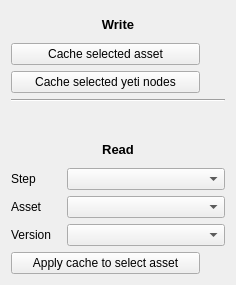
This is scripts/maya_psyhive/tools/yeti/yeti_cache_tools.ui in Psyop/psyhive as Qt 5 draws it before an edit. The edited form follows.
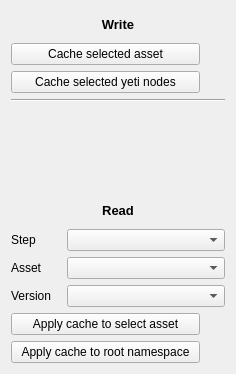
This is the edited form. Icons and pictures are not drawn. Custom widgets are drawn as their Qt base class.

Commit message: yeti tools: added option to read/write caches in assets, added option to read caches into root namespace, | maya_psyhive: ref.import_nodes added, tex.apply_texture create file node if not present, yeti added apply caches in root namespace, yeti allow read/write in assets, psyhive: py_gui.load_settings catch setting missing from current ui, qt.safe_timer_event added, tk _TTAssetCpntBase/_TTShotCpntBase added root property, tk.TTWorkFileBase.update_output_paths added env disable, tk.TTOutputVersionBase find_outputs search moved to _read_outputs,

Patch:
```diff
--- a/scripts/maya_psyhive/tools/yeti/yeti_cache_tools.ui
+++ b/scripts/maya_psyhive/tools/yeti/yeti_cache_tools.ui
@@ -7,7 +7,7 @@
     <x>0</x>
     <y>0</y>
     <width>236</width>
-    <height>285</height>
+    <height>374</height>
    </rect>
   </property>
   <property name="windowTitle">
@@ -244,14 +244,60 @@
         <number>4</number>
        </property>
        <item>
-        <widget class="QPushButton" name="cache_read">
+        <widget class="HPushButton" name="cache_read_asset">
          <property name="text">
           <string>Apply cache to select asset</string>
          </property>
         </widget>
        </item>
        <item>
-        <widget class="QPushButton" name="cache_read_help">
+        <widget class="HPushButton" name="cache_read_asset_help">
+         <property name="minimumSize">
+          <size>
+           <width>0</width>
+           <height>0</height>
+          </size>
+         </property>
+         <property name="maximumSize">
+          <size>
+           <width>21</width>
+           <height>21</height>
+          </size>
+         </property>
+         <property name="text">
+          <string/>
+         </property>
+         <property name="icon">
+          <iconset>
+           <normaloff>P:/global/code/pipeline/bootstrap/psycons/icon_packs/EMOJI/icon.2458.png</normaloff>P:/global/code/pipeline/bootstrap/psycons/icon_packs/EMOJI/icon.2458.png</iconset>
+         </property>
+         <property name="iconSize">
+          <size>
+           <width>21</width>
+           <height>21</height>
+          </size>
+         </property>
+         <property name="flat">
+          <bool>true</bool>
+         </property>
+        </widget>
+       </item>
+      </layout>
+     </item>
+     <item>
+      <layout class="QHBoxLayout" name="horizontalLayout_7">
+       <property name="spacing">
+        <number>4</number>
+       </property>
+       <item>
+        <widget class="HPushButton" name="cache_read_root">
+         <property name="text">
+          <string>Apply cache to root namespace</string>
+         </property>
+        </widget>
+       </item>
+       <item>
+        <widget class="HPushButton" name="cache_read_root_help">
          <property name="minimumSize">
           <size>
            <width>0</width>
@@ -294,6 +340,11 @@
    <extends>QComboBox</extends>
    <header>hcombobox.h</header>
   </customwidget>
+  <customwidget>
+   <class>HPushButton</class>
+   <extends>QPushButton</extends>
+   <header>hpushbutton.h</header>
+  </customwidget>
  </customwidgets>
  <resources/>
  <connections/>
```
The commit also changes 13 other files.
